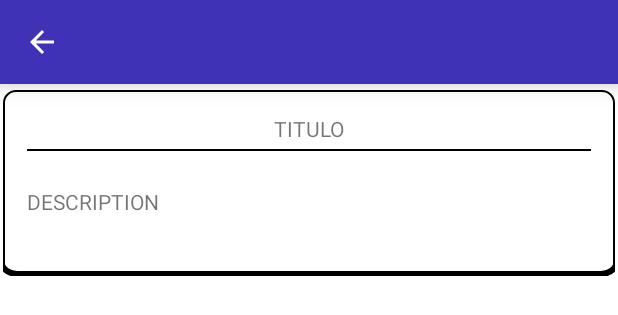
After one commit to Pedagogical-Mediator/android-mediador-pedagogico, an Android app: the layout activity_homework_details.xml on its own in the app's theme, with its tools: preview values and no code run, on a phone screen of 412 x 824 dp. The commit adds this screen. Shown: the top 315 px of the screen. Run offline under Robolectric (Android 15) with nearby library versions, the phone set to English and light mode, and no system bars; Roboto replaces fonts that are not available here.

Commit message:
Details homework

```diff
--- /dev/null
+++ b/app/src/main/java/com/ufms/mediadorpedagogico/presentation/homework/details/HomeworkDetailsAdapter.kt
@@ -0,0 +1 @@
+package com.ufms.mediadorpedagogico.presentation.homework.details
--- a/app/src/main/java/com/ufms/mediadorpedagogico/presentation/homework/HomeworkNavData.kt
+++ b/app/src/main/java/com/ufms/mediadorpedagogico/presentation/homework/list/HomeworkListNavData.kt
@@ -1,11 +1,11 @@
-package com.ufms.mediadorpedagogico.presentation.homework
+package com.ufms.mediadorpedagogico.presentation.homework.list
 
 import android.content.Context
 import android.content.Intent
 import com.ufms.mediadorpedagogico.presentation.util.structure.navigation.NavData
 
-class HomeworkNavData : NavData {
+class HomeworkListNavData : NavData {
     override fun createIntent(context: Context): Intent {
-        return HomeworkActivity.createIntent(context)
+        return HomeworkListActivity.createIntent(context)
     }
 }
--- /dev/null
+++ b/app/src/main/java/com/ufms/mediadorpedagogico/presentation/util/bindingadapter/ImageViewBA.kt
@@ -0,0 +1 @@
+package com.ufms.mediadorpedagogico.presentation.util.bindingadapter
--- /dev/null
+++ b/app/src/main/res/layout/activity_homework_details.xml
@@ -0,0 +1,78 @@
+<?xml version="1.0" encoding="utf-8"?>
+<layout
+    xmlns:android="http://schemas.android.com/apk/res/android"
+    xmlns:tools="http://schemas.android.com/tools" xmlns:app="http://schemas.android.com/apk/res-auto">
+
+    <data>
+
+        <import type="android.view.View"/>
+
+        <variable
+            name="placeholder"
+            type="com.ufms.mediadorpedagogico.presentation.util.viewmodels.Placeholder"/>
+
+        <variable name="homeworkDetails" type="com.ufms.mediadorpedagogico.domain.entity.Homework"/>
+    </data>
+
+    <LinearLayout
+        android:layout_width="match_parent"
+        android:layout_height="match_parent"
+        android:orientation="vertical">
+
+        <include
+            android:id="@+id/toolbar_customized"
+            layout="@layout/toolbar_customized"/>
+
+        <ScrollView
+            android:layout_width="match_parent"
+            android:layout_height="match_parent">
+
+            <LinearLayout
+                android:layout_width="match_parent"
+                android:layout_height="wrap_content"
+                android:background="@drawable/card_view"
+                android:layout_marginStart="@dimen/semi_tiny"
+                android:layout_marginEnd="@dimen/semi_tiny"
+                android:layout_marginBottom="@dimen/semi_tiny"
+                android:layout_marginTop="@dimen/tiny"
+                android:padding="@dimen/normal"
+                android:orientation="vertical"
+                tools:context="com.ufms.mediadorpedagogico.presentation.homework.details.HomeworkDetailsActivity">
+
+                <TextView
+                    android:id="@+id/text_view_title"
+                    android:layout_width="match_parent"
+                    android:layout_height="wrap_content"
+                    android:textAlignment="center"
+                    tools:text="TITULO"
+                    android:text="@{homeworkDetails.title}"/>
+
+                <View
+                    android:layout_width="match_parent"
+                    android:layout_height="@dimen/line"
+                    android:background="@color/black"
+                    android:layout_marginTop="@dimen/tiny"/>
+
+                <TextView
+                    android:id="@+id/text_view_description"
+                    android:layout_width="match_parent"
+                    android:layout_height="wrap_content"
+                    android:layout_marginTop="@dimen/big"
+                    tools:text="DESCRIPTION"
+                    android:text="@{homeworkDetails.description}"/>
+
+                <ImageView
+                    android:id="@+id/image_view_resource"
+                    android:layout_width="wrap_content"
+                    android:layout_height="wrap_content"
+                    android:layout_marginTop="@dimen/big"
+                    />
+
+                <androidx.recyclerview.widget.RecyclerView
+                    android:id="@+id/recycler_view_link"
+                    android:layout_width="match_parent"
+                    android:layout_height="match_parent"/>
+            </LinearLayout>
+        </ScrollView>
+    </LinearLayout>
+</layout>
```
Also changed, not shown: app/src/main/AndroidManifest.xml (+18 -18 lines), app/src/main/java/com/ufms/mediadorpedagogico/domain/entity/HomeworkType.kt (added, +7 -0 lines), app/src/main/java/com/ufms/mediadorpedagogico/presentation/homework/details/HomeworkDetailsActivity.kt (added, +68 -0 lines), app/src/main/java/com/ufms/mediadorpedagogico/presentation/homework/details/HomeworkDetailsNavData.kt (added, +14 -0 lines), app/src/main/java/com/ufms/mediadorpedagogico/presentation/homework/details/HomeworkDetailsViewHolder.kt (renamed from app/src/main/java/com/ufms/mediadorpedagogico/presentation/homework/HomeworkViewHolder.kt, +16 -15 lines), app/src/main/java/com/ufms/mediadorpedagogico/presentation/homework/details/HomeworkDetailsViewModel.kt (added, +39 -0 lines), app/src/main/java/com/ufms/mediadorpedagogico/presentation/homework/list/HomeworkListActivity.kt (renamed from app/src/main/java/com/ufms/mediadorpedagogico/presentation/homework/HomeworkActivity.kt, +18 -16 lines), app/src/main/java/com/ufms/mediadorpedagogico/presentation/homework/list/HomeworkListAdapter.kt (renamed from app/src/main/java/com/ufms/mediadorpedagogico/presentation/homework/HomeworkAdapter.kt, +7 -4 lines), app/src/main/java/com/ufms/mediadorpedagogico/presentation/homework/list/HomeworkListViewHolder.kt (added, +50 -0 lines), app/src/main/java/com/ufms/mediadorpedagogico/presentation/homework/list/HomeworkListViewModel.kt (renamed from app/src/main/java/com/ufms/mediadorpedagogico/presentation/homework/HomeworkViewModel.kt, +5 -3 lines), app/src/main/java/com/ufms/mediadorpedagogico/presentation/util/structure/base/BaseActivity.kt (+11 -0 lines), app/src/main/java/com/ufms/mediadorpedagogico/presentation/util/structure/dependecyinjector/ViewModelModule.kt (+5 -2 lines), app/src/main/res/layout/item_list_homework_details.xml (added, +30 -0 lines), app/src/main/res/values/strings.xml (+23 -8 lines), 1 more files, 1 other file.
